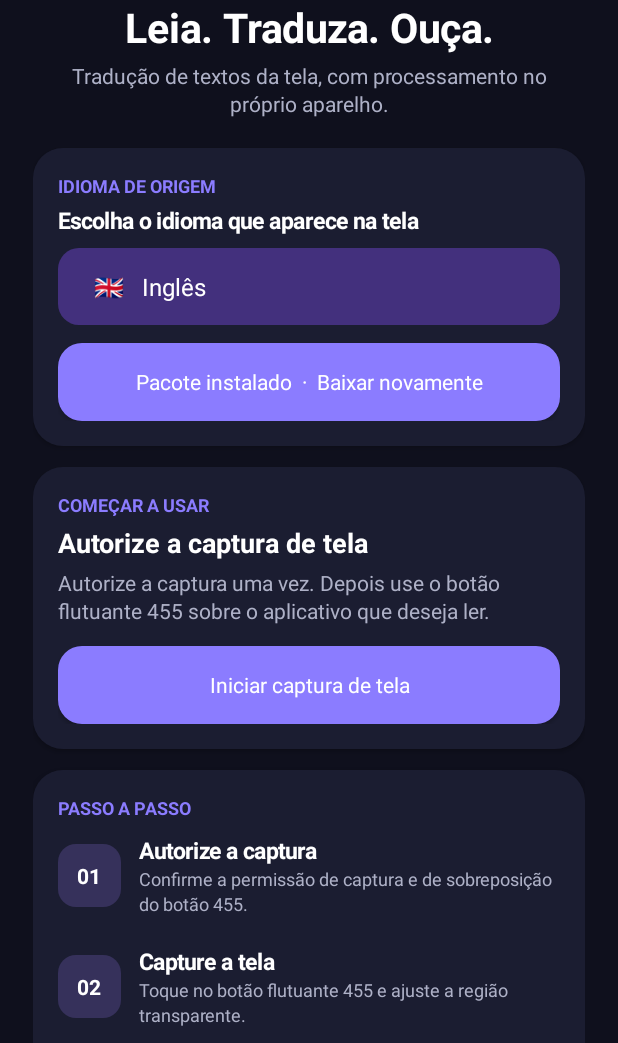
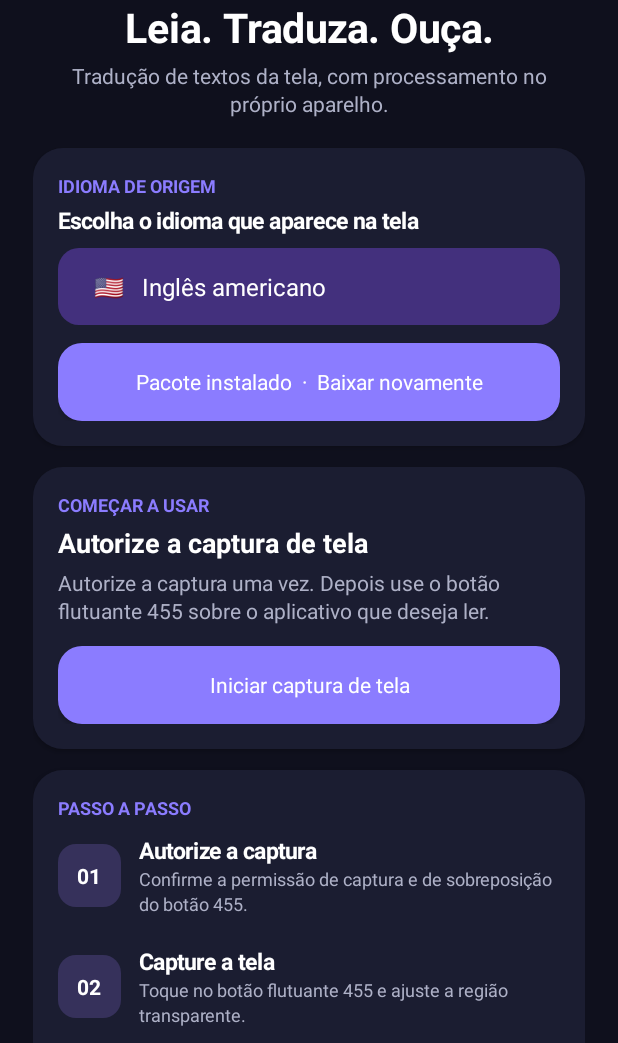
Before and after one commit to ohivyyctcvyovy-dotcom/cautious-waffle, an Android app: the screen it shows after launch (MainActivity), after a tap on "Pacote instalado · Baixar novamente", on a phone screen of 412 x 824 dp, the part 193-1236 px from its top. Run offline under Robolectric (Android 15) with nearby library versions, the phone set to English and light mode, and no system bars; libraries missing offline, so code that uses them is left out: io.github.yinvoker.foxlet; 5 statements that could not run were skipped; 2 other taps on this screen came first.

Commit message:
Add downloadable American and British English selections

```diff
--- a/app/src/main/java/com/leitordetela/app/MainActivity.kt
+++ b/app/src/main/java/com/leitordetela/app/MainActivity.kt
@@ -27,7 +27,7 @@ class MainActivity : Activity() {
     private val setupScope = CoroutineScope(SupervisorJob() + Dispatchers.Main.immediate)
     data class Lang(val flag: String, val name: String, val code: String)
     private val langs = listOf(
-        Lang("🇬🇧", "Inglês", "en"), Lang("🇨🇳", "Chinês", "zh"), Lang("🇯🇵", "Japonês", "ja"),
+        Lang("🇺🇸", "Inglês americano", "en-US"), Lang("🇬🇧", "Inglês britânico", "en-GB"), Lang("🇨🇳", "Chinês", "zh"), Lang("🇯🇵", "Japonês", "ja"),
         Lang("🇰🇷", "Coreano", "ko"), Lang("🇮🇳", "Hindi", "hi"), Lang("🇹🇭", "Tailandês", "th"),
         Lang("🇻🇳", "Vietnamita", "vi")
     )
@@ -262,7 +262,7 @@ class MainActivity : Activity() {
 
     private fun installSelected() {
         val lang = langs[picker.selectedItemPosition]
-        val sourceCode = if (lang.code == "zh") "zh-Hans" else lang.code
+        val sourceCode = when { lang.code == "zh" -> "zh-Hans"; lang.code.startsWith("en-") -> "en"; else -> lang.code }
         installButton.isEnabled = false
         status.text = "Preparando os modelos Bergamot de ${lang.name}. Mantenha a internet ligada..."
         setupScope.launch {
```
